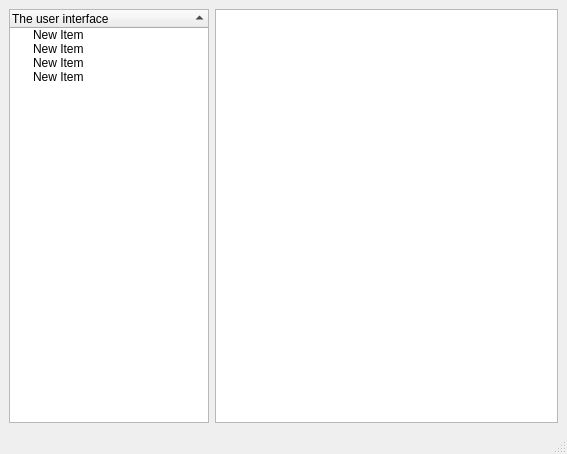
Old version of the form GUI/helpwidget.ui in the repository kzlk/Net4You.
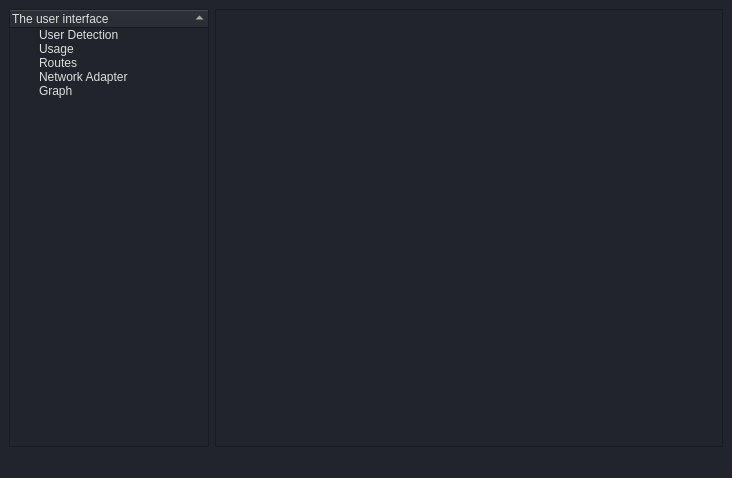
New version of the form.

Commit message: Add open network connection window

Diff of the .ui file:
```diff
--- a/GUI/helpwidget.ui
+++ b/GUI/helpwidget.ui
@@ -6,19 +6,27 @@
    <rect>
     <x>0</x>
     <y>0</y>
-    <width>567</width>
-    <height>454</height>
+    <width>732</width>
+    <height>478</height>
    </rect>
   </property>
   <property name="windowTitle">
    <string>MainWindow</string>
   </property>
+  <property name="styleSheet">
+   <string notr="true">border-color: rgb(0, 0, 0);
+border-top-color: rgb(0, 0, 0);
+	color: rgb(221, 221, 221);
+	font: 14pt &quot;Comic Sans MS&quot;;
+	background-color: rgb(33, 37, 43);
+</string>
+  </property>
   <widget class="QWidget" name="centralwidget">
    <layout class="QHBoxLayout" name="horizontalLayout">
     <item>
      <widget class="QTreeWidget" name="treeWidget">
       <property name="sizePolicy">
-       <sizepolicy hsizetype="Fixed" vsizetype="Expanding">
+       <sizepolicy hsizetype="Expanding" vsizetype="Expanding">
         <horstretch>10</horstretch>
         <verstretch>0</verstretch>
        </sizepolicy>
@@ -29,6 +37,12 @@
         <height>16777215</height>
        </size>
       </property>
+      <property name="dragEnabled">
+       <bool>false</bool>
+      </property>
+      <property name="indentation">
+       <number>26</number>
+      </property>
       <property name="rootIsDecorated">
        <bool>true</bool>
       </property>
@@ -59,6 +73,9 @@
       <attribute name="headerHighlightSections">
        <bool>true</bool>
       </attribute>
+      <attribute name="headerShowSortIndicator" stdset="0">
+       <bool>true</bool>
+      </attribute>
       <column>
        <property name="text">
         <string>The user interface</string>
@@ -66,22 +83,27 @@
       </column>
       <item>
        <property name="text">
-        <string>New Item</string>
+        <string>User Detection</string>
        </property>
       </item>
       <item>
        <property name="text">
-        <string>New Item</string>
+        <string>Usage</string>
        </property>
       </item>
       <item>
        <property name="text">
-        <string>New Item</string>
+        <string>Routes</string>
        </property>
       </item>
       <item>
        <property name="text">
-        <string>New Item</string>
+        <string>Network Adapter</string>
+       </property>
+      </item>
+      <item>
+       <property name="text">
+        <string>Graph</string>
        </property>
       </item>
      </widget>
```
Left out of the diff: 6 changed lines with no effect on the pictures. The commit also changes 6 other files.
